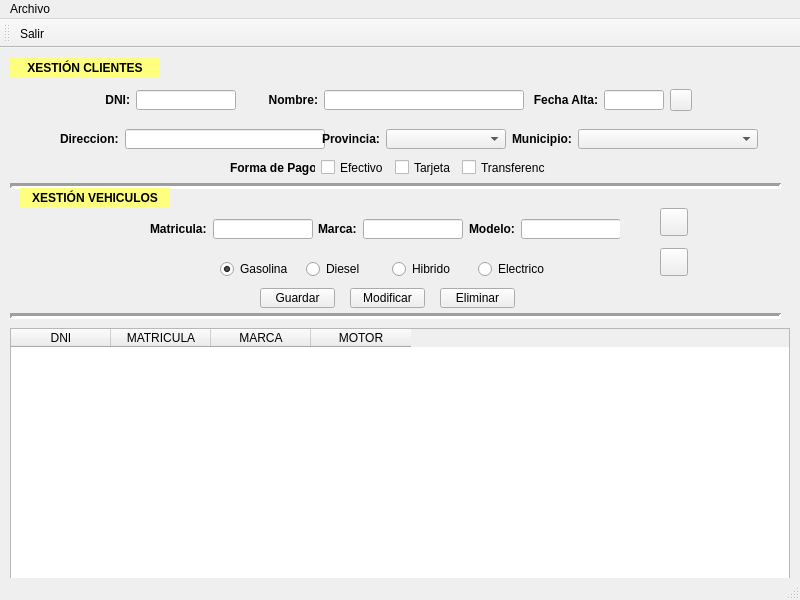
This is QuintanaRanha/ventMain.ui in Martin-Quintana/Desenvolvemento-de-Interfaces as Qt 5 draws it before an edit. The edited form follows.
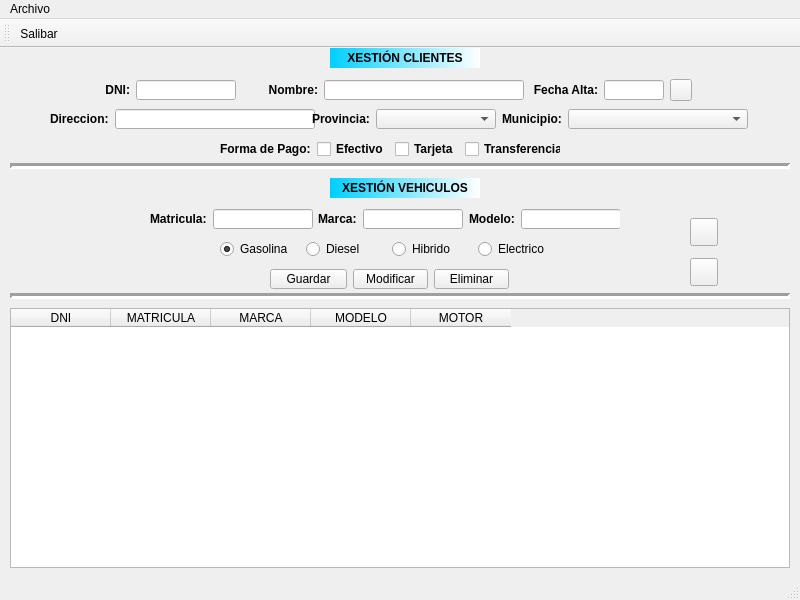
This is the edited form. Icons and pictures are not drawn.

```diff
--- a/QuintanaRanha/ventMain.ui
+++ b/QuintanaRanha/ventMain.ui
@@ -29,8 +29,8 @@
    <widget class="QLabel" name="lblTituloCli">
     <property name="geometry">
      <rect>
-      <x>10</x>
-      <y>10</y>
+      <x>330</x>
+      <y>0</y>
       <width>150</width>
       <height>20</height>
      </rect>
@@ -58,7 +58,7 @@
      <bool>false</bool>
     </property>
     <property name="styleSheet">
-     <string notr="true">background-color: rgb(255, 255, 127);</string>
+     <string notr="true">background-color: qlineargradient(spread:pad, x1:0, y1:0, x2:1, y2:0, stop:0 rgba(0, 207, 255, 255), stop:1 rgba(255, 255, 255, 255));</string>
     </property>
     <property name="text">
      <string>XESTIÓN CLIENTES</string>
@@ -71,8 +71,8 @@
     <property name="geometry">
      <rect>
       <x>10</x>
-      <y>130</y>
-      <width>771</width>
+      <y>110</y>
+      <width>780</width>
       <height>16</height>
      </rect>
     </property>
@@ -86,8 +86,8 @@
    <widget class="QLabel" name="lblCarTit">
     <property name="geometry">
      <rect>
-      <x>20</x>
-      <y>140</y>
+      <x>330</x>
+      <y>130</y>
       <width>150</width>
       <height>20</height>
      </rect>
@@ -115,7 +115,7 @@
      <bool>false</bool>
     </property>
     <property name="styleSheet">
-     <string notr="true">background-color: rgb(255, 255, 127);</string>
+     <string notr="true">background-color: qlineargradient(spread:pad, x1:0, y1:0, x2:1, y2:0, stop:0 rgba(0, 207, 255, 255), stop:1 rgba(255, 255, 255, 255));</string>
     </property>
     <property name="text">
      <string>XESTIÓN VEHICULOS</string>
@@ -128,7 +128,7 @@
     <property name="geometry">
      <rect>
       <x>100</x>
-      <y>40</y>
+      <y>30</y>
       <width>594</width>
       <height>24</height>
      </rect>
@@ -313,7 +313,7 @@
        </property>
        <property name="icon">
         <iconset>
-         <normaloff>img/calendar.png</normaloff>img/calendar.png</iconset>
+         <normaloff>../../../../.designer/backup/img/calendar.png</normaloff>../../../../.designer/backup/img/calendar.png</iconset>
        </property>
        <property name="iconSize">
         <size>
@@ -328,8 +328,8 @@
    <widget class="QWidget" name="layoutWidget">
     <property name="geometry">
      <rect>
-      <x>60</x>
-      <y>80</y>
+      <x>50</x>
+      <y>60</y>
       <width>698</width>
       <height>22</height>
      </rect>
@@ -428,7 +428,7 @@
     <property name="geometry">
      <rect>
       <x>150</x>
-      <y>170</y>
+      <y>160</y>
       <width>470</width>
       <height>22</height>
      </rect>
@@ -527,8 +527,8 @@
     <property name="geometry">
      <rect>
       <x>10</x>
-      <y>260</y>
-      <width>771</width>
+      <y>240</y>
+      <width>780</width>
       <height>16</height>
      </rect>
     </property>
@@ -543,7 +543,7 @@
     <property name="geometry">
      <rect>
       <x>220</x>
-      <y>210</y>
+      <y>190</y>
       <width>340</width>
       <height>22</height>
      </rect>
@@ -646,21 +646,21 @@
     <property name="geometry">
      <rect>
       <x>10</x>
-      <y>280</y>
+      <y>260</y>
       <width>780</width>
-      <height>270</height>
+      <height>260</height>
      </rect>
     </property>
     <property name="minimumSize">
      <size>
       <width>780</width>
-      <height>270</height>
+      <height>260</height>
      </size>
     </property>
     <property name="maximumSize">
      <size>
       <width>780</width>
-      <height>270</height>
+      <height>260</height>
      </size>
     </property>
     <column>
@@ -678,92 +678,22 @@
       <string>MARCA</string>
      </property>
     </column>
+    <column>
+     <property name="text">
+      <string>MODELO</string>
+     </property>
+    </column>
     <column>
      <property name="text">
       <string>MOTOR</string>
      </property>
     </column>
    </widget>
-   <widget class="QPushButton" name="btnGuardacli">
-    <property name="geometry">
-     <rect>
-      <x>260</x>
-      <y>240</y>
-      <width>75</width>
-      <height>20</height>
-     </rect>
-    </property>
-    <property name="minimumSize">
-     <size>
-      <width>75</width>
-      <height>20</height>
-     </size>
-    </property>
-    <property name="maximumSize">
-     <size>
-      <width>75</width>
-      <height>20</height>
-     </size>
-    </property>
-    <property name="text">
-     <string>Guardar</string>
-    </property>
-   </widget>
-   <widget class="QPushButton" name="btnModifcli">
-    <property name="geometry">
-     <rect>
-      <x>350</x>
-      <y>240</y>
-      <width>75</width>
-      <height>20</height>
-     </rect>
-    </property>
-    <property name="minimumSize">
-     <size>
-      <width>75</width>
-      <height>20</height>
-     </size>
-    </property>
-    <property name="maximumSize">
-     <size>
-      <width>75</width>
-      <height>20</height>
-     </size>
-    </property>
-    <property name="text">
-     <string>Modificar</string>
-    </property>
-   </widget>
-   <widget class="QPushButton" name="btnBorracli">
-    <property name="geometry">
-     <rect>
-      <x>440</x>
-      <y>240</y>
-      <width>75</width>
-      <height>20</height>
-     </rect>
-    </property>
-    <property name="minimumSize">
-     <size>
-      <width>75</width>
-      <height>20</height>
-     </size>
-    </property>
-    <property name="maximumSize">
-     <size>
-      <width>75</width>
-      <height>20</height>
-     </size>
-    </property>
-    <property name="text">
-     <string>Eliminar</string>
-    </property>
-   </widget>
    <widget class="QPushButton" name="btnLimpiacli">
     <property name="geometry">
      <rect>
-      <x>660</x>
-      <y>200</y>
+      <x>690</x>
+      <y>210</y>
       <width>28</width>
       <height>28</height>
      </rect>
@@ -785,20 +715,20 @@
     </property>
     <property name="icon">
      <iconset>
-      <normaloff>img/limpiar.png</normaloff>img/limpiar.png</iconset>
+      <normaloff>../../../../.designer/backup/img/limpiar.png</normaloff>../../../../.designer/backup/img/limpiar.png</iconset>
     </property>
     <property name="iconSize">
      <size>
-      <width>24</width>
-      <height>24</height>
+      <width>20</width>
+      <height>20</height>
      </size>
     </property>
    </widget>
    <widget class="QPushButton" name="btnBuscacli">
     <property name="geometry">
      <rect>
-      <x>660</x>
-      <y>160</y>
+      <x>690</x>
+      <y>170</y>
       <width>28</width>
       <height>28</height>
      </rect>
@@ -820,27 +750,108 @@
     </property>
     <property name="icon">
      <iconset>
-      <normaloff>img/lupa.png</normaloff>img/lupa.png</iconset>
+      <normaloff>../../../../.designer/backup/img/lupa.png</normaloff>../../../../.designer/backup/img/lupa.png</iconset>
     </property>
     <property name="iconSize">
      <size>
-      <width>24</width>
-      <height>24</height>
+      <width>20</width>
+      <height>20</height>
      </size>
     </property>
    </widget>
-   <widget class="QWidget" name="">
+   <widget class="QWidget" name="layoutWidget">
     <property name="geometry">
      <rect>
-      <x>230</x>
-      <y>110</y>
-      <width>316</width>
-      <height>19</height>
+      <x>270</x>
+      <y>220</y>
+      <width>239</width>
+      <height>22</height>
      </rect>
     </property>
     <layout class="QHBoxLayout" name="horizontalLayout_5">
      <item>
-      <widget class="QLabel" name="lblFormaPago">
+      <widget class="QPushButton" name="btnGuardacli">
+       <property name="minimumSize">
+        <size>
+         <width>75</width>
+         <height>20</height>
+        </size>
+       </property>
+       <property name="maximumSize">
+        <size>
+         <width>275</width>
+         <height>20</height>
+        </size>
+       </property>
+       <property name="text">
+        <string>Guardar</string>
+       </property>
+      </widget>
+     </item>
+     <item>
+      <widget class="QPushButton" name="btnModifcli">
+       <property name="minimumSize">
+        <size>
+         <width>75</width>
+         <height>20</height>
+        </size>
+       </property>
+       <property name="maximumSize">
+        <size>
+         <width>75</width>
+         <height>20</height>
+        </size>
+       </property>
+       <property name="text">
+        <string>Modificar</string>
+       </property>
+      </widget>
+     </item>
+     <item>
+      <widget class="QPushButton" name="btnBorracli">
+       <property name="minimumSize">
+        <size>
+         <width>75</width>
+         <height>20</height>
+        </size>
+       </property>
+       <property name="maximumSize">
+        <size>
+         <width>75</width>
+         <height>20</height>
+        </size>
+       </property>
+       <property name="text">
+        <string>Eliminar</string>
+       </property>
+      </widget>
+     </item>
+    </layout>
+   </widget>
+   <widget class="QWidget" name="layoutWidget">
+    <property name="geometry">
+     <rect>
+      <x>220</x>
+      <y>90</y>
+      <width>341</width>
+      <height>22</height>
+     </rect>
+    </property>
+    <layout class="QHBoxLayout" name="horizontalLayout_6">
+     <item>
+      <widget class="QLabel" name="lblFormapagoCli">
+       <property name="minimumSize">
+        <size>
+         <width>0</width>
+         <height>20</height>
+        </size>
+       </property>
+       <property name="maximumSize">
+        <size>
+         <width>16777215</width>
+         <height>20</height>
+        </size>
+       </property>
        <property name="font">
         <font>
          <weight>75</weight>
@@ -853,7 +864,25 @@
       </widget>
      </item>
      <item>
-      <widget class="QCheckBox" name="chkEfectivo">
+      <widget class="QCheckBox" name="chkEfec">
+       <property name="minimumSize">
+        <size>
+         <width>0</width>
+         <height>20</height>
+        </size>
+       </property>
+       <property name="maximumSize">
+        <size>
+         <width>16777215</width>
+         <height>20</height>
+        </size>
+       </property>
+       <property name="font">
+        <font>
+         <weight>75</weight>
+         <bold>true</bold>
+        </font>
+       </property>
        <property name="text">
         <string>Efectivo</string>
        </property>
@@ -861,6 +890,24 @@
      </item>
      <item>
       <widget class="QCheckBox" name="chkTar">
+       <property name="minimumSize">
+        <size>
+         <width>0</width>
+         <height>20</height>
+        </size>
+       </property>
+       <property name="maximumSize">
+        <size>
+         <width>16777215</width>
+         <height>20</height>
+        </size>
+       </property>
+       <property name="font">
+        <font>
+         <weight>75</weight>
+         <bold>true</bold>
+        </font>
+       </property>
        <property name="text">
         <string>Tarjeta</string>
        </property>
@@ -868,6 +915,24 @@
      </item>
      <item>
       <widget class="QCheckBox" name="chkTrans">
+       <property name="minimumSize">
+        <size>
+         <width>0</width>
+         <height>20</height>
+        </size>
+       </property>
+       <property name="maximumSize">
+        <size>
+         <width>16777215</width>
+         <height>20</height>
+        </size>
+       </property>
+       <property name="font">
+        <font>
+         <weight>75</weight>
+         <bold>true</bold>
+        </font>
+       </property>
        <property name="text">
         <string>Transferencia</string>
        </property>
@@ -904,12 +969,9 @@
    <attribute name="toolBarBreak">
     <bool>false</bool>
    </attribute>
-   <addaction name="actionSalirbar"/>
+   <addaction name="actionSalibar"/>
   </widget>
   <action name="actionSalir">
-   <property name="checkable">
-    <bool>false</bool>
-   </property>
    <property name="text">
     <string>Salir</string>
    </property>
@@ -917,13 +979,13 @@
     <string>Alt+S</string>
    </property>
   </action>
-  <action name="actionSalirbar">
+  <action name="actionSalibar">
    <property name="icon">
     <iconset>
-     <normaloff>img/salir.png</normaloff>img/salir.png</iconset>
+     <normaloff>../../../../.designer/backup/img/salida.png</normaloff>../../../../.designer/backup/img/salida.png</iconset>
    </property>
    <property name="text">
-    <string>Salir</string>
+    <string>Salibar</string>
    </property>
   </action>
  </widget>
```
